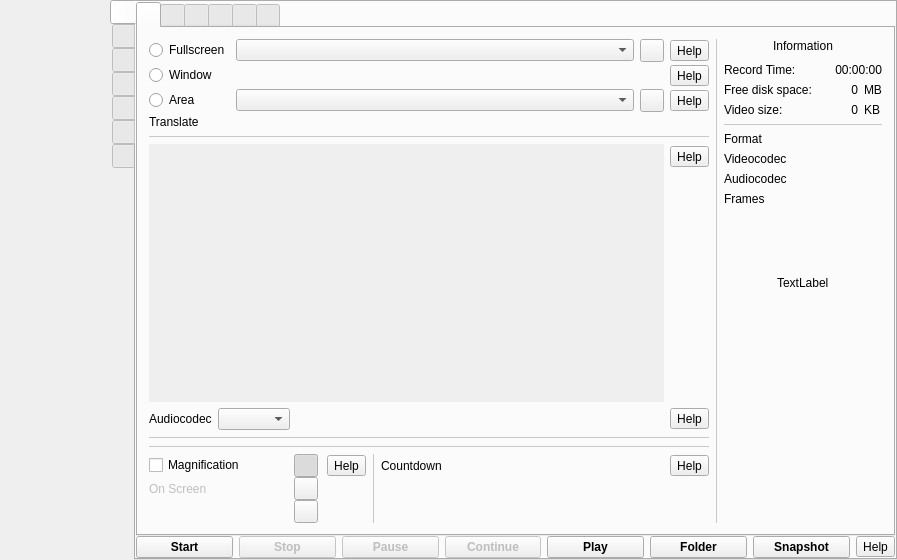
Above: src/formMainWindow.ui from vkohaupt/vokoscreenNG before the change. Below: the same form after it.
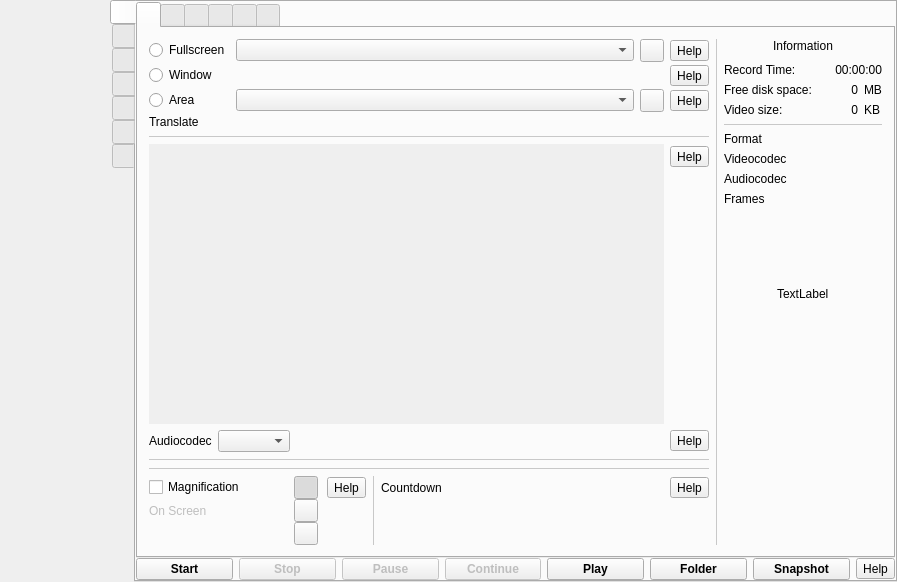
That is the form after the change. The open tabs and pages were chosen to show the change. Icons and pictures are not drawn.

The edit to the form file:
```diff
--- a/src/formMainWindow.ui
+++ b/src/formMainWindow.ui
@@ -7,7 +7,7 @@
     <x>0</x>
     <y>0</y>
     <width>897</width>
-    <height>560</height>
+    <height>582</height>
    </rect>
   </property>
   <property name="windowTitle">
@@ -569,8 +569,8 @@
                       <rect>
                        <x>0</x>
                        <y>0</y>
-                       <width>489</width>
-                       <height>192</height>
+                       <width>480</width>
+                       <height>149</height>
                       </rect>
                      </property>
                      <property name="accessibleName">
```
Left out of the diff: 514 changed lines with no effect on the pictures.
